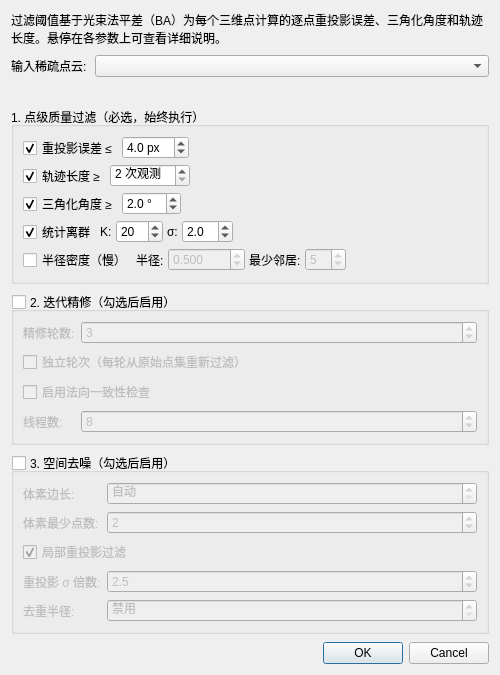
Qt form src/gui/dialogs/SparseCloudPostProcessDialog.ui (guderianXu/plascan) before a commit.
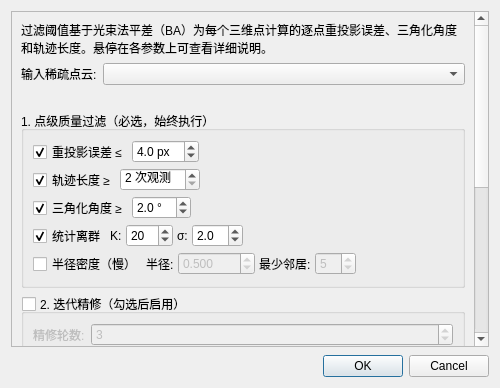
The same form after that commit.

Patch:
```diff
--- a/src/gui/dialogs/SparseCloudPostProcessDialog.ui
+++ b/src/gui/dialogs/SparseCloudPostProcessDialog.ui
@@ -16,6 +16,13 @@
     <number>8</number>
    </property>
    <item>
+    <widget class="QScrollArea" name="parameterScrollArea">
+     <property name="widgetResizable">
+      <bool>true</bool>
+     </property>
+     <widget class="QWidget" name="parameterScrollWidget">
+      <layout class="QVBoxLayout" name="parameterLayout">
+   <item>
     <widget class="QLabel" name="infoLabel">
      <property name="text">
       <string>过滤阈值基于光束法平差（BA）为每个三维点计算的逐点重投影误差、三角化角度和轨迹长度。悬停在各参数上可查看详细说明。</string>
@@ -644,6 +651,10 @@
        </widget>
       </item>
      </layout>
+    </widget>
+   </item>
+      </layout>
+     </widget>
     </widget>
    </item>
    <item>
```
